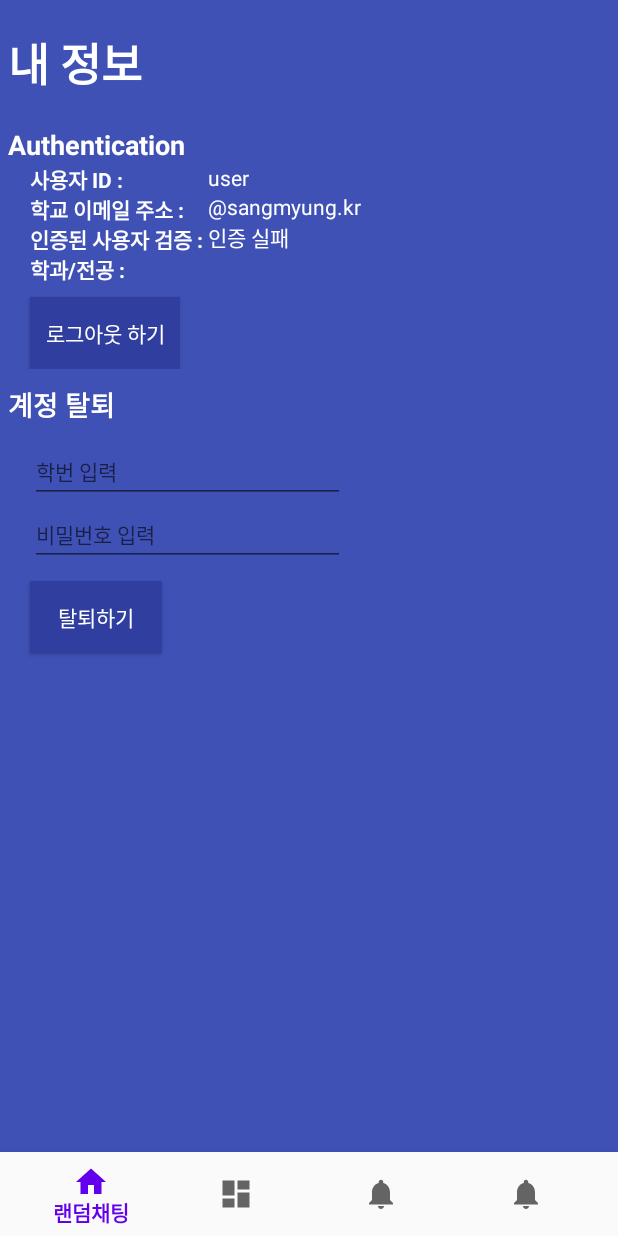
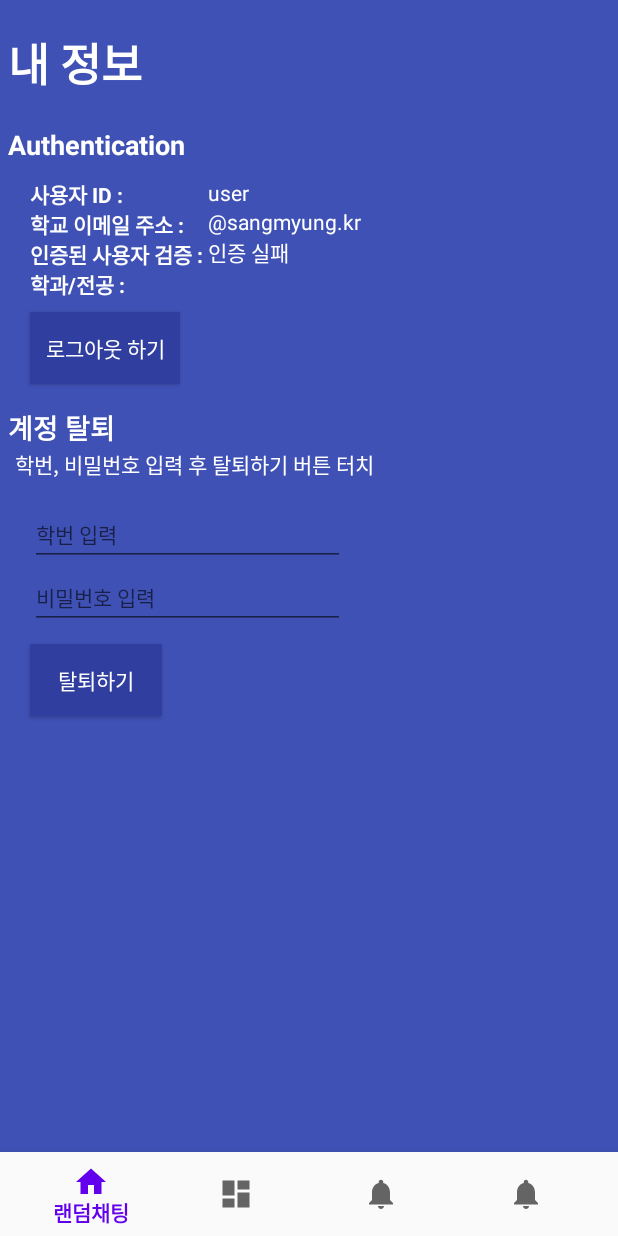
Before and after one commit to kkangjee/miso_capstone_design_project, an Android app: the SettingFragment screen opened through its navigation route, after a tap on "탈퇴하기", on a phone screen of 412 x 824 dp. Run offline under Robolectric (Android 15) with nearby library versions, the phone set to English and light mode, and no system bars; our stand-ins replace Firebase (no records; nobody signed in at launch, a user with empty details on screens opened directly), navigation-ui; 3 statements that could not run were skipped.

Commit message:
Minor Bug Fixed

```diff
--- a/app/src/main/java/smu/miso/SplashActivity.kt
+++ b/app/src/main/java/smu/miso/SplashActivity.kt
@@ -18,12 +18,13 @@ class SplashActivity : AppCompatActivity() {
     private val database = FirebaseDatabase.getInstance()
     private val userRef = database.reference
     private val uid = FirebaseAuth.getInstance().currentUser?.uid.toString()
-    private var getRoomId : String? = ""
+    private var getRoomId: String? = ""
 
     override fun onCreate(savedInstanceState: Bundle?) {
         super.onCreate(savedInstanceState)
         setContentView(R.layout.activity_splash)
 
+        supportActionBar!!.setDisplayShowTitleEnabled(false) // 타이틀 안보이게 하기
 
         end_button.setOnClickListener {
             finish()
@@ -46,20 +47,17 @@ class SplashActivity : AppCompatActivity() {
                         }
                     }
                 }
+
                 override fun onCancelled(error: DatabaseError) {
 
                 }
             })
 
         } else {//user2
-            Toast.makeText(this, "사용자 2 입니다. 채팅을 엽니다.", Toast.LENGTH_LONG).show()
+            Toast.makeText(this, "사용자가 입장했습니다. 채팅을 엽니다.", Toast.LENGTH_LONG).show()
             finish()
         }
 
 
-
-
-
-
     }
 }
--- a/app/src/main/java/smu/miso/signup/VerifyEmailActivity.kt
+++ b/app/src/main/java/smu/miso/signup/VerifyEmailActivity.kt
@@ -139,9 +139,4 @@ class VerifyEmailActivity : AppCompatActivity() {
         val intent = Intent(this, SignUpEmailActivity::class.java)
         startActivity(intent)
     }
-
-    override fun onStop() {
-        user?.delete()
-        super.onStop()
-    }
 }
--- a/app/src/main/java/smu/miso/ui/setting/SettingFragment.kt
+++ b/app/src/main/java/smu/miso/ui/setting/SettingFragment.kt
@@ -60,7 +60,7 @@ class SettingFragment : Fragment() {
                         emailVerified = datasnapshot.child("emailVerified").value.toString()
                         department = datasnapshot.child("department").value.toString()
 
-                        emailValue.text = "$studentId@sangmyung.kr"
+                        emailValue?.text = "$studentId@sangmyung.kr"
                         if (emailVerified.toBoolean()) {
                             emailVerifiedValue.text = "인증 완료"
                         } else {
@@ -94,6 +94,12 @@ class SettingFragment : Fragment() {
 
         //사용자 삭제 함수
         signoutBtn.setOnClickListener {
+            if (reAuthStudentId.text.toString() == "" && reAuthPassword.text.toString() == "") {
+                Toast.makeText(
+                    activity, "학번과 비밀번호를 입력 후 탈퇴버튼을 터치",
+                    Toast.LENGTH_LONG
+                ).show()
+            } else {
                 //TODO: 1. 사용자 인증 후 Authentication에서 삭제, 2. 데이터베이스에서 사용자 정보 삭제
                 //uid를 auth.currentUser 에서 받아오기 때문에 reAuthenticate() 함수 호출 시 uid가 소멸됨. deleteUid에 소멸 전에 받아둠.
                 //Authentication, Database에서 정보 삭제 확인
@@ -101,14 +107,13 @@ class SettingFragment : Fragment() {
                 reAuthenticate()
                 userRef.child("users").child(deleteUid.toString()).setValue(null)
             }
+        }
 
-        setting.setOnClickListener{
+        setting.setOnClickListener {
             CloudFunctions.hideKeyboard(context, this.view)
         }
 
     }
-
-
 
     private fun deleteUser() {
         user?.delete()?.addOnCompleteListener { task ->
@@ -133,8 +138,10 @@ class SettingFragment : Fragment() {
     //사용자 재인증 과정
     private fun reAuthenticate() {
         Log.e("repassword", user?.email.toString() + " : " + reAuthPassword.text.toString())
-        val credential = EmailAuthProvider
-            .getCredential(reAuthStudentId.text.toString()+"@sangmyung.kr", reAuthPassword.text.toString())
+        val credential = EmailAuthProvider.getCredential(
+            reAuthStudentId.text.toString() + "@sangmyung.kr",
+            reAuthPassword.text.toString()
+        )
         user?.reauthenticate(credential)
             ?.addOnCompleteListener { task ->
                 if (task.isSuccessful) {
--- a/app/src/main/res/layout/fragment_setting.xml
+++ b/app/src/main/res/layout/fragment_setting.xml
@@ -49,6 +49,7 @@
         <LinearLayout
             android:layout_width="wrap_content"
             android:layout_height="wrap_content"
+            android:layout_marginTop="10sp"
             android:orientation="horizontal">
 
             <LinearLayout
@@ -96,6 +97,7 @@
                     android:textStyle="bold" />
 
             </LinearLayout>
+
             <LinearLayout
                 android:id="@+id/userInfoValue"
                 android:layout_width="wrap_content"
@@ -146,6 +148,7 @@
                 android:layout_height="wrap_content"
                 android:layout_marginStart="20sp"
                 android:layout_marginTop="10sp"
+                android:layout_marginBottom="5sp"
                 android:background="#303F9F"
                 android:text="로그아웃 하기"
                 android:textColor="#FFFFFF" />
@@ -168,12 +171,20 @@
                 android:textSize="18sp"
                 android:textStyle="bold" />
 
+            <TextView
+                android:id="@+id/textView16"
+                android:layout_width="match_parent"
+                android:layout_height="wrap_content"
+                android:layout_marginStart="10sp"
+                android:text="학번, 비밀번호 입력 후 탈퇴하기 버튼 터치"
+                android:textColor="#FFFFFF" />
+
             <EditText
                 android:id="@+id/reAuthStudentId"
                 android:layout_width="210dp"
                 android:layout_height="wrap_content"
                 android:layout_marginStart="20sp"
-                android:layout_marginTop="10sp"
+                android:layout_marginTop="15sp"
                 android:ems="10"
                 android:hint="학번 입력"
                 android:inputType="number"
```
Lines whose indentation alone changed are shown as unchanged.
